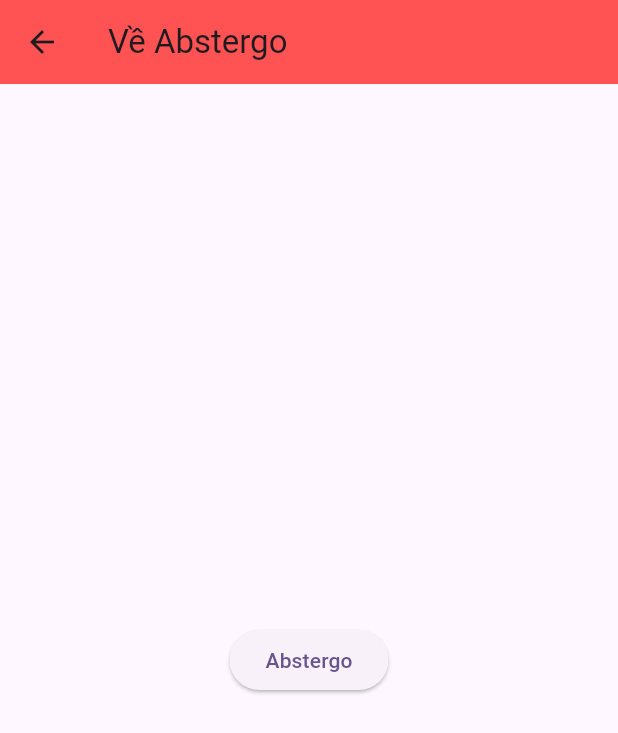
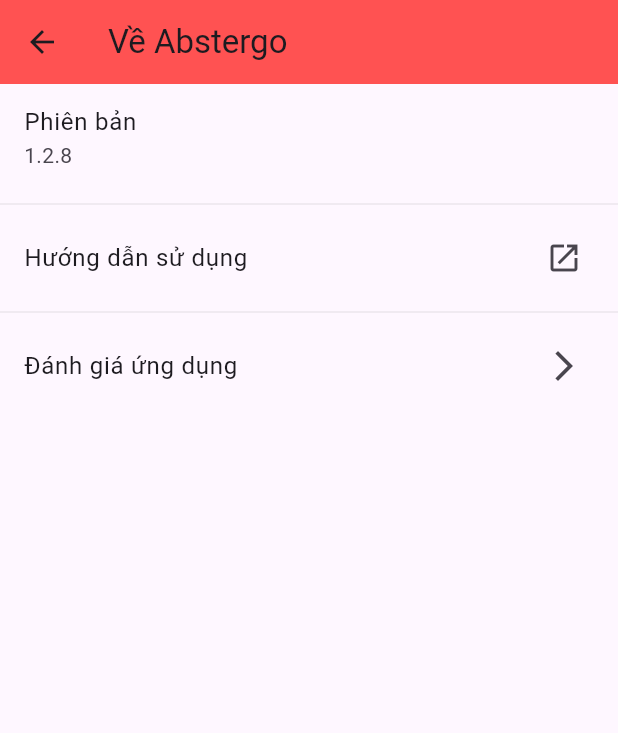
Before and after one commit to duypham27/flutter_taskscheduling_app, a Flutter app: the AbstergoInfoPage screen opened directly, on a phone screen of 412 x 824 dp. Shown: the top 733 px of the screen. Run offline on Flutter 3.47's test engine with Material 3 defaults, Android fonts, the phone set to English and light mode, and no system bars; our stand-ins replace get, shared_preferences, table_calendar; missing offline and left inert: flutter_quill; accounts and stored records are empty.

Commit message:
them giao dien trang thong tin ung dung

```diff
--- a/lib/screens/ProfilePage/aboutuspage.dart
+++ b/lib/screens/ProfilePage/aboutuspage.dart
@@ -11,12 +11,35 @@
         title: const Text('Về Abstergo'),
         backgroundColor: Colors.redAccent,
       ),
-      body: Center(
-        child: ElevatedButton(
-          onPressed: () {
-          },
-          child: const Text('Abstergo'),
-        ),
+      body: ListView(
+        children: [
+          // Mục Phiên bản
+          ListTile(
+            title: Text('Phiên bản'),
+            subtitle: Text('1.2.8'),
+            onTap: () {
+
+            },
+          ),
+          const Divider(thickness: 0.2, color: Colors.grey),
+          // Mục Hướng dẫn sử dụng
+          ListTile(
+            title: Text('Hướng dẫn sử dụng'),
+            trailing: Icon(Icons.open_in_new_outlined),
+            onTap: () {
+
+            },
+          ),
+          const Divider(thickness: 0.2, color: Colors.grey),
+          // Mục Đánh giá ứng dụng
+          ListTile(
+            title: Text('Đánh giá ứng dụng'),
+            trailing: Icon(Icons.arrow_forward_ios),
+            onTap: () {
+
+            },
+          ),
+        ],
       ),
     );
   }
--- a/lib/screens/ProfilePage/settingpage.dart
+++ b/lib/screens/ProfilePage/settingpage.dart
@@ -23,7 +23,7 @@
               ),
             ),
           ),
-
+          const Divider(thickness: 0.2, color: Colors.grey),
           // Mục Ngôn ngữ
           ListTile(
             leading: Icon(Icons.language),
@@ -52,10 +52,10 @@
               style: TextStyle(
                 color: Colors.redAccent, // Đặt màu cho văn bản
               ),
-              // style: Theme.of(context).textTheme.headline6,
+
             ),
           ),
-
+          const Divider(thickness: 0.2, color: Colors.grey),
           // Mục Xoá tài khoản
           ListTile(
             leading: Icon(Icons.person_off_outlined),
```
